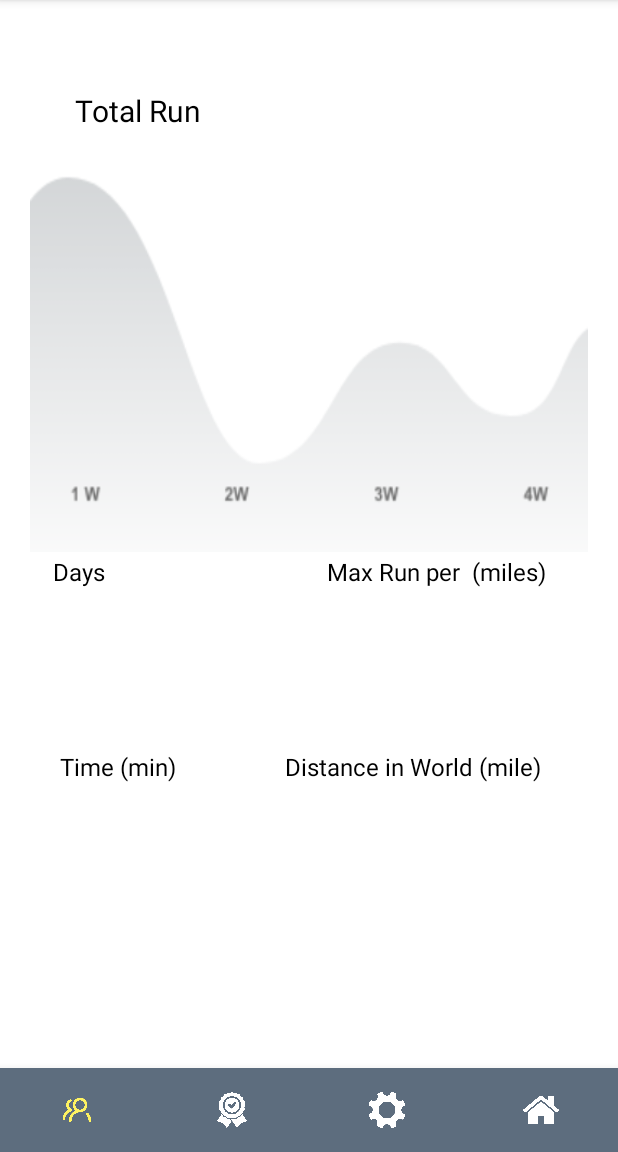
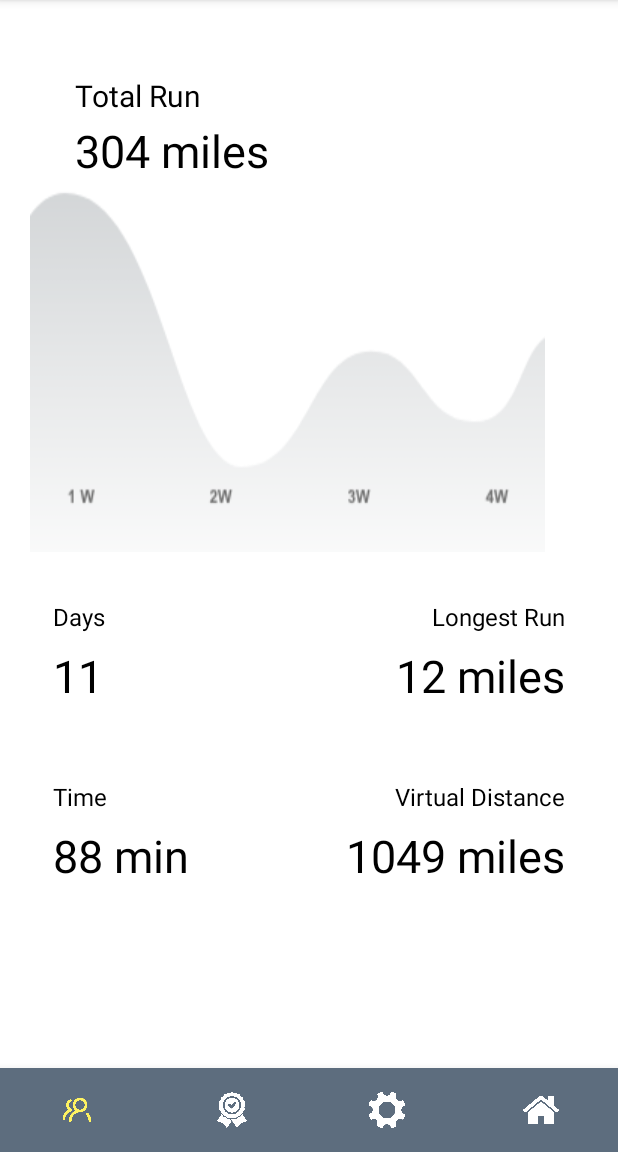
Before and after one commit to VOjha/Run-the-World, an Android app: the distance_log screen opened directly, with no data from a screen before it, on a phone screen of 412 x 824 dp, the part 84-1236 px from its top. Run offline under Robolectric (Android 15) with nearby library versions, the phone set to English and light mode, and no system bars.

Commit message:
Add some data transfer

```diff
--- a/RuntheWorld/app/src/main/java/com/example/run_the_world/MainActivity.java
+++ b/RuntheWorld/app/src/main/java/com/example/run_the_world/MainActivity.java
@@ -26,7 +26,7 @@ public class MainActivity extends AppCompatActivity implements View.OnClickListe
         createTripButton.setOnClickListener(this);
         enterRunButton.setOnClickListener(this);
 
-        enterRunButton.setEnabled(false);
+//        enterRunButton.setEnabled(false);
 
         // Stuff for bottom nav bar
         bottomNav = (BottomNavigationView) findViewById(R.id.bottom_navigation);
--- a/RuntheWorld/app/src/main/java/com/example/run_the_world/distance_log.java
+++ b/RuntheWorld/app/src/main/java/com/example/run_the_world/distance_log.java
@@ -6,16 +6,53 @@ import androidx.appcompat.app.AppCompatActivity;
 import android.content.Intent;
 import android.os.Bundle;
 import android.view.MenuItem;
+import android.widget.TextView;
 
 import com.google.android.material.bottomnavigation.BottomNavigationView;
 
 public class distance_log extends AppCompatActivity {
     private BottomNavigationView bottomNav;
+    private TextView totalRun;
+    private TextView numDays;
+    private TextView timeMinutes;
+    private TextView maxRun;
+    private TextView virtualDistance;
 
     @Override
     protected void onCreate(Bundle savedInstanceState) {
         super.onCreate(savedInstanceState);
         setContentView(R.layout.activity_distance_log);
+
+        int defaultNumDays = 11;
+        int defaultTotalDist = 304;
+        int defaultMinutes = 88;
+        int defaultMaxRun = 12;
+        int defaultVirtual = 1049;
+
+        Bundle extras = getIntent().getExtras();
+        if (extras != null) {
+            int minutes = Integer.parseInt(extras.getString("MINUTES"));
+            int seconds = Integer.parseInt(extras.getString("SECONDS"));
+            int distance = Integer.parseInt(extras.getString("DISTANCE"));
+
+            defaultNumDays += 1;
+            defaultTotalDist += distance;
+            defaultMinutes += minutes;
+            defaultMaxRun = distance;
+            defaultVirtual += distance*4;
+        }
+
+        totalRun = (TextView) findViewById(R.id.total_run);
+        numDays = (TextView) findViewById(R.id.num_days);
+        timeMinutes = (TextView) findViewById(R.id.time_min);
+        maxRun = (TextView) findViewById(R.id.longest_run);
+        virtualDistance = (TextView) findViewById(R.id.virtual_distance);
+
+        totalRun.setText(Integer.toString(defaultTotalDist) + " miles");
+        numDays.setText(Integer.toString(defaultNumDays));
+        timeMinutes.setText(Integer.toString(defaultMinutes) + " min");
+        maxRun.setText(Integer.toString(defaultMaxRun) + " miles");
+        virtualDistance.setText(Integer.toString(defaultVirtual) + " miles");
 
         // Stuff for bottom nav bar
         bottomNav = (BottomNavigationView) findViewById(R.id.bottom_navigation);
--- a/RuntheWorld/app/src/main/java/com/example/run_the_world/summaryActivity.java
+++ b/RuntheWorld/app/src/main/java/com/example/run_the_world/summaryActivity.java
@@ -22,12 +22,12 @@ public class summaryActivity extends AppCompatActivity {
 
         Intent intent = getIntent();
 
-        String min = intent.getStringExtra("min");
-        String sec = intent.getStringExtra("sec");
+        final String min = intent.getStringExtra("min");
+        final String sec = intent.getStringExtra("sec");
         TextView timeView = (TextView)findViewById(R.id.input_time);
         timeView.setText("Total run time: " + min + " min " + sec + " sec");
 
-        String distance = intent.getStringExtra("distance");
+        final String distance = intent.getStringExtra("distance");
         TextView distanceView = (TextView)findViewById(R.id.input_distance);
         distanceView.setText("Total run distance: " + distance + " miles");
 
@@ -36,7 +36,12 @@ public class summaryActivity extends AppCompatActivity {
         btn.setOnClickListener(new View.OnClickListener() {
             @Override
             public void onClick(View v) {
-                startActivity(new Intent(summaryActivity.this, distance_log.class));
+                Intent distanceLogIntent = new Intent(summaryActivity.this, distance_log.class);
+                distanceLogIntent.putExtra("MINUTES", min);
+                distanceLogIntent.putExtra("SECONDS", sec);
+                distanceLogIntent.putExtra("DISTANCE", distance);
+
+                startActivity(distanceLogIntent);
             }
         });
 
--- a/RuntheWorld/app/src/main/res/layout/activity_distance_log.xml
+++ b/RuntheWorld/app/src/main/res/layout/activity_distance_log.xml
@@ -8,24 +8,11 @@
     android:orientation="vertical">
 
 
-    <LinearLayout
-        android:layout_width="match_parent"
-        android:layout_height="wrap_content"
-        android:layout_gravity="center"
-        android:orientation="vertical" >
-        <LinearLayout
-            android:layout_width="match_parent"
-            android:layout_height="match_parent"
-            android:layout_weight="1"
-            android:orientation="horizontal" />
-    </LinearLayout>
-
-
     <ImageView
-        android:layout_width="match_parent"
+        android:layout_width="wrap_content"
         android:layout_height="match_parent"
         android:background="@drawable/graph"
-        android:layout_marginTop="0dp"
+        android:layout_marginTop="15dp"
         android:layout_marginBottom="400dp"
         android:layout_marginLeft="20dp"
         android:layout_marginRight="20dp"
@@ -36,66 +23,130 @@
         android:layout_height="wrap_content"
         android:layout_width="wrap_content"
         android:text="Total Run "
-        android:layout_marginTop="60dp"
+        android:layout_marginTop="50dp"
         android:layout_marginLeft="50dp"
+        android:layout_alignParentLeft="true"
+        android:layout_alignParentTop="true"
         android:adjustViewBounds="true"
         android:maxWidth="250dp"
         android:maxHeight="100dp"
-        android:textSize="20dp"
+        android:textSize="20sp"
         android:textColor="#000000"
         />
+
+    <TextView
+        android:id="@+id/total_run"
+        android:layout_width="wrap_content"
+        android:layout_height="wrap_content"
+        android:text="613 miles"
+        android:layout_marginTop="80dp"
+        android:layout_marginLeft="50dp"
+        android:layout_alignParentLeft="true"
+        android:layout_alignParentTop="true"
+        android:textSize="30sp"
+        android:textColor="@android:color/black"/>
 
     <TextView
         android:layout_height="wrap_content"
         android:layout_width="wrap_content"
         android:text="Days"
-        android:layout_marginTop="370dp"
+        android:layout_marginTop="400dp"
+        android:layout_alignParentLeft="true"
         android:layout_marginLeft="35dp"
         android:adjustViewBounds="true"
         android:maxWidth="250dp"
         android:maxHeight="100dp"
-        android:textSize="16dp"
+        android:textSize="16sp"
         android:textColor="#000000"
         />
+
+    <TextView
+        android:id="@+id/num_days"
+        android:layout_width="wrap_content"
+        android:layout_height="wrap_content"
+        android:text="123"
+        android:layout_marginTop="430dp"
+        android:layout_alignParentLeft="true"
+        android:layout_marginLeft="35dp"
+        android:textSize="30sp"
+        android:textColor="@android:color/black"/>
 
 
     <TextView
         android:layout_height="wrap_content"
         android:layout_width="wrap_content"
-        android:text="Time (min)"
-        android:layout_marginTop="500dp"
-        android:layout_marginLeft="40dp"
+        android:text="Time"
+        android:layout_marginTop="520dp"
+        android:layout_alignParentLeft="true"
+        android:layout_marginLeft="35dp"
         android:adjustViewBounds="true"
         android:maxWidth="250dp"
         android:maxHeight="100dp"
-        android:textSize="16dp"
-        android:textColor="#000000"
-        />
-    <TextView
-        android:layout_height="wrap_content"
-        android:layout_width="wrap_content"
-        android:text="Max Run per  (miles)"
-        android:layout_marginTop="370dp"
-        android:layout_marginLeft="218dp"
-        android:adjustViewBounds="true"
-        android:maxWidth="250dp"
-        android:maxHeight="100dp"
-        android:textSize="16dp"
+        android:textSize="16sp"
         android:textColor="#000000"
         />
 
     <TextView
+        android:id="@+id/time_min"
+        android:layout_width="wrap_content"
+        android:layout_height="wrap_content"
+        android:text="7907 min"
+        android:layout_marginTop="550dp"
+        android:layout_alignParentLeft="true"
+        android:layout_marginLeft="35dp"
+        android:textSize="30sp"
+        android:textColor="@android:color/black"/>
+
+    <TextView
         android:layout_height="wrap_content"
         android:layout_width="wrap_content"
-        android:text="Distance in World (mile)"
-        android:layout_marginTop="500dp"
-        android:layout_marginLeft="190dp"
+        android:text="Longest Run"
+        android:layout_marginTop="400dp"
+        android:layout_marginRight="35dp"
+        android:layout_alignParentRight="true"
         android:adjustViewBounds="true"
         android:maxWidth="250dp"
         android:maxHeight="100dp"
-        android:textSize="16dp"
+        android:textSize="16sp"
         android:textColor="#000000"
         />
+
+    <TextView
+        android:id="@+id/longest_run"
+        android:layout_width="wrap_content"
+        android:layout_height="wrap_content"
+        android:text="12 miles"
+        android:layout_marginTop="430dp"
+        android:layout_marginRight="35dp"
+        android:layout_alignParentRight="true"
+        android:textSize="30sp"
+        android:textColor="@android:color/black"/>
+
+    <TextView
+        android:layout_height="wrap_content"
+        android:layout_width="wrap_content"
+        android:text="Virtual Distance"
+        android:layout_marginTop="520dp"
+        android:layout_marginLeft="190dp"
+        android:layout_alignParentRight="true"
+        android:layout_marginRight="35dp"
+        android:adjustViewBounds="true"
+        android:maxWidth="250dp"
+        android:maxHeight="100dp"
+        android:textSize="16sp"
+        android:textColor="#000000"
+        />
+
+    <TextView
+        android:id="@+id/virtual_distance"
+        android:layout_width="wrap_content"
+        android:layout_height="wrap_content"
+        android:text="4905 miles"
+        android:layout_marginTop="550dp"
+        android:layout_marginRight="35dp"
+        android:layout_alignParentRight="true"
+        android:textSize="30sp"
+        android:textColor="@android:color/black"/>
 
     <com.google.android.material.bottomnavigation.BottomNavigationView
         android:id="@+id/bottom_navigation"
--- a/RuntheWorld/app/src/main/res/layout/activity_summary.xml
+++ b/RuntheWorld/app/src/main/res/layout/activity_summary.xml
@@ -43,4 +43,16 @@
             android:layout_height="wrap_content"
             android:text="Continue" />
     </LinearLayout>
+
+    <com.google.android.material.bottomnavigation.BottomNavigationView
+        android:id="@+id/bottom_navigation"
+        android:layout_width="match_parent"
+        android:layout_height="wrap_content"
+        android:layout_alignParentBottom="true"
+        android:background="@color/bottomBackground"
+        app:labelVisibilityMode="unlabeled"
+        app:itemBackground="@color/bottomBackground"
+        app:itemIconTint="@drawable/bottom_color"
+        app:itemTextColor="@drawable/bottom_color"
+        app:menu="@menu/bottom_menu" />
 </RelativeLayout>
```
